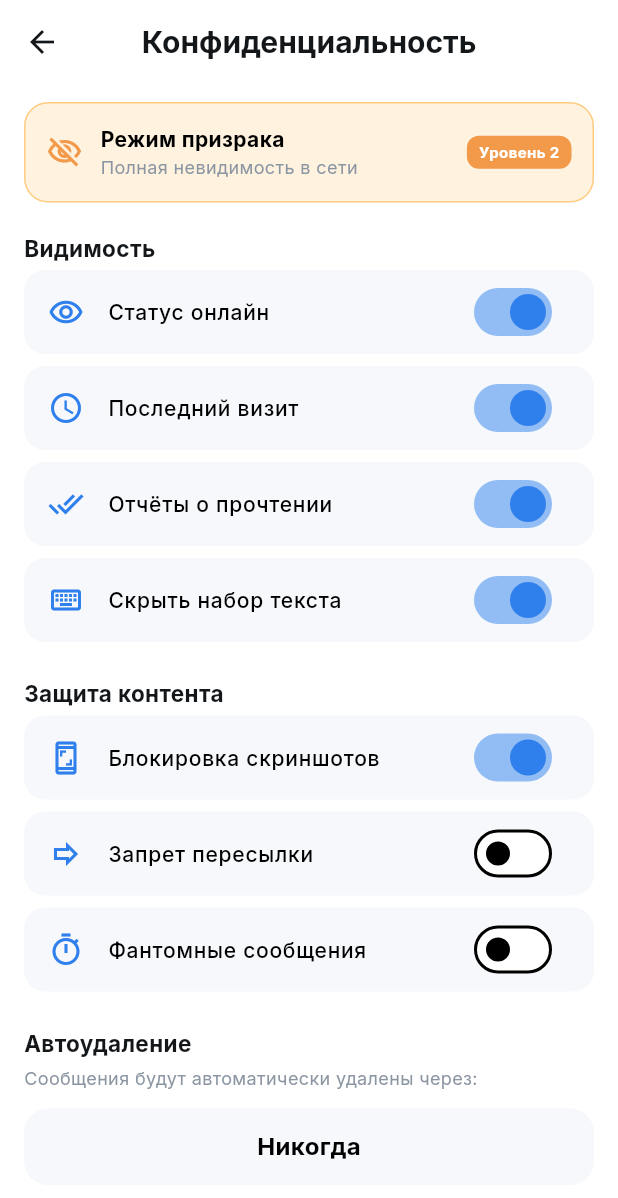
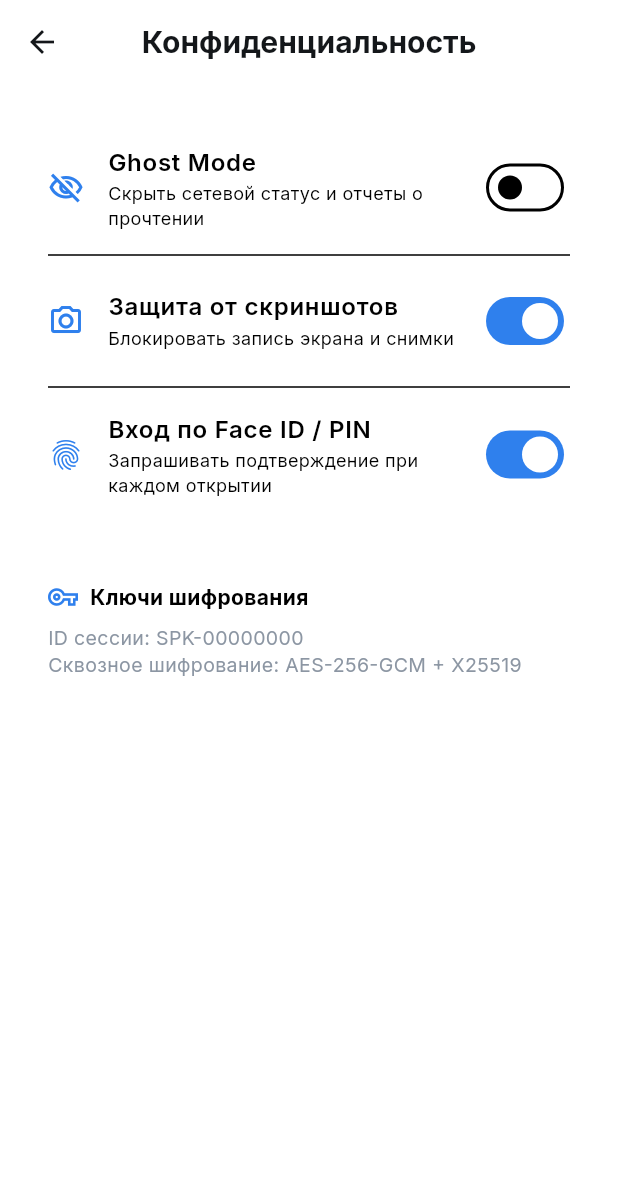
Before and after one commit to vectoramir27-svg/-, a Flutter app: the PrivacySettingsScreen screen opened directly, on a phone screen of 412 x 824 dp. Shown: the top 1198 px of the screen. Run offline on Flutter 3.47's test engine with Material 3 defaults, Android fonts, the phone set to English and light mode, and no system bars; our stand-ins replace google_fonts, shared_preferences; accounts and stored records are empty.

Commit message:
Update privacy_settings_screen.dart

```diff
--- a/lib/features/privacy/screens/privacy_settings_screen.dart
+++ b/lib/features/privacy/screens/privacy_settings_screen.dart
@@ -1,8 +1,7 @@
 import 'package:flutter/material.dart';
 import '../../../core/constants/app_colors.dart';
+import '../../../core/services/security_service.dart';
 import '../../../core/services/storage_service.dart';
-import '../../../core/services/security_service.dart';
-import '../widgets/level_locked_dialog.dart';
 
 class PrivacySettingsScreen extends StatefulWidget {
   const PrivacySettingsScreen({super.key});
@@ -12,122 +11,105 @@ class PrivacySettingsScreen extends StatefulWidget {
 }
 
 class _PrivacySettingsScreenState extends State<PrivacySettingsScreen> {
-  bool _onlineStatus = true;
-  bool _lastSeen = true;
-  bool _readReceipts = true;
-  bool _hideTyping = true;
+  final SecurityService _security = SecurityService();
+  bool _ghostMode = false;
+  bool _screenProtection = true;
+  bool _biometrics = true;
 
-  bool _blockScreenshots = true;
-  bool _denyForwarding = false;
-  bool _phantomMessages = false;
-
-  void _openLockedDialog() {
-    showDialog(
-      context: context,
-      builder: (_) => LevelLockedDialog(
-        currentPoints: StorageService().ratingPoints,
-      ),
-    );
+  @override
+  void initState() {
+    super.initState();
+    _ghostMode = _security.isGhostMode;
+    _screenProtection = _security.isScreenshotProtected;
   }
 
   @override
   Widget build(BuildContext context) {
+    final cardBg = Theme.of(context).colorScheme.surface;
+
     return Scaffold(
       appBar: AppBar(
         title: const Text("Конфиденциальность"),
       ),
       body: ListView(
-        padding: const EdgeInsets.symmetric(horizontal: 16, vertical: 12),
+        padding: const EdgeInsets.all(16),
         children: [
-          // Баннер "Режим призрака"
-          GestureDetector(
-            onTap: _openLockedDialog,
-            child: Container(
-              padding: const EdgeInsets.all(14),
+          Container(
+            padding: const EdgeInsets.all(16),
             decoration: BoxDecoration(
-                color: Colors.orange.shade50,
+              color: cardBg,
               borderRadius: BorderRadius.circular(16),
-                border: Border.all(color: Colors.orange.shade200),
             ),
-              child: Row(
+            child: Column(
               children: [
-                  const Icon(Icons.visibility_off_outlined, color: AppColors.warningOrange),
-                  const SizedBox(width: 12),
-                  Expanded(
-                    child: Column(
-                      crossAxisAlignment: CrossAxisAlignment.start,
-                      children: const [
-                        Text("Режим призрака", style: TextStyle(fontWeight: FontWeight.bold, fontSize: 14)),
-                        Text("Полная невидимость в сети", style: TextStyle(color: AppColors.textGray, fontSize: 12)),
+                SwitchListTile(
+                  contentPadding: EdgeInsets.zero,
+                  secondary: const Icon(Icons.visibility_off_outlined, color: AppColors.primaryBlue),
+                  title: const Text("Ghost Mode", style: TextStyle(fontWeight: FontWeight.w600)),
+                  subtitle: const Text("Скрыть сетевой статус и отчеты о прочтении", style: TextStyle(fontSize: 12)),
+                  value: _ghostMode,
+                  onChanged: (val) {
+                    setState(() => _ghostMode = val);
+                    _security.toggleGhostMode(val);
+                  },
+                ),
+                const Divider(),
+                SwitchListTile(
+                  contentPadding: EdgeInsets.zero,
+                  secondary: const Icon(Icons.camera_alt_outlined, color: AppColors.primaryBlue),
+                  title: const Text("Защита от скриншотов", style: TextStyle(fontWeight: FontWeight.w600)),
+                  subtitle: const Text("Блокировать запись экрана и снимки", style: TextStyle(fontSize: 12)),
+                  value: _screenProtection,
+                  onChanged: (val) {
+                    setState(() => _screenProtection = val);
+                    if (val) {
+                      _security.enableScreenProtection();
+                    } else {
+                      _security.disableScreenProtection();
+                    }
+                  },
+                ),
+                const Divider(),
+                SwitchListTile(
+                  contentPadding: EdgeInsets.zero,
+                  secondary: const Icon(Icons.fingerprint, color: AppColors.primaryBlue),
+                  title: const Text("Вход по Face ID / PIN", style: TextStyle(fontWeight: FontWeight.w600)),
+                  subtitle: const Text("Запрашивать подтверждение при каждом открытии", style: TextStyle(fontSize: 12)),
+                  value: _biometrics,
+                  onChanged: (val) {
+                    setState(() => _biometrics = val);
+                  },
+                ),
               ],
             ),
           ),
+          const SizedBox(height: 16),
           Container(
-                    padding: const EdgeInsets.symmetric(horizontal: 8, vertical: 4),
+            padding: const EdgeInsets.all(16),
             decoration: BoxDecoration(
-                      color: AppColors.warningOrange,
-                      borderRadius: BorderRadius.circular(8),
+              color: cardBg,
+              borderRadius: BorderRadius.circular(16),
             ),
-                    child: const Text("Уровень 2", style: TextStyle(color: Colors.white, fontSize: 10, fontWeight: FontWeight.bold)),
-                  )
+            child: Column(
+              crossAxisAlignment: CrossAxisAlignment.start,
+              children: [
+                Row(
+                  children: const [
+                    Icon(Icons.vpn_key_outlined, color: AppColors.primaryBlue, size: 20),
+                    SizedBox(width: 8),
+                    Text("Ключи шифрования", style: TextStyle(fontWeight: FontWeight.bold)),
+                  ],
+                ),
+                const SizedBox(height: 8),
+                Text(
+                  "ID сессии: ${StorageService().speaklyId}\nСквозное шифрование: AES-256-GCM + X25519",
+                  style: const TextStyle(color: AppColors.textGray, fontSize: 13, height: 1.4),
+                ),
               ],
             ),
           ),
-          ),
-          const SizedBox(height: 20),
-          const Text("Видимость", style: TextStyle(fontWeight: FontWeight.bold, fontSize: 15, color: AppColors.textDark)),
-          _buildSwitchTile(Icons.remove_red_eye_outlined, "Статус онлайн", _onlineStatus, (v) => setState(() => _onlineStatus = v)),
-          _buildSwitchTile(Icons.access_time, "Последний визит", _lastSeen, (v) => setState(() => _lastSeen = v)),
-          _buildSwitchTile(Icons.done_all, "Отчёты о прочтении", _readReceipts, (v) => setState(() => _readReceipts = v)),
-          _buildSwitchTile(Icons.keyboard_outlined, "Скрыть набор текста", _hideTyping, (v) => setState(() => _hideTyping = v)),
-          const SizedBox(height: 20),
-          const Text("Защита контента", style: TextStyle(fontWeight: FontWeight.bold, fontSize: 15, color: AppColors.textDark)),
-          _buildSwitchTile(Icons.screenshot_outlined, "Блокировка скриншотов", _blockScreenshots, (v) {
-            setState(() => _blockScreenshots = v);
-            if (v) {
-              SecurityService().enableScreenProtection();
-            } else {
-              SecurityService().disableScreenProtection();
-            }
-          }),
-          _buildSwitchTile(Icons.forward_outlined, "Запрет пересылки", _denyForwarding, (v) => setState(() => _denyForwarding = v)),
-          _buildSwitchTile(Icons.timer_outlined, "Фантомные сообщения", _phantomMessages, (v) => setState(() => _phantomMessages = v)),
-          const SizedBox(height: 20),
-          const Text("Автоудаление", style: TextStyle(fontWeight: FontWeight.bold, fontSize: 15, color: AppColors.textDark)),
-          const SizedBox(height: 4),
-          const Text("Сообщения будут автоматически удалены через:", style: TextStyle(color: AppColors.textGray, fontSize: 12)),
-          const SizedBox(height: 12),
-          Container(
-            padding: const EdgeInsets.symmetric(vertical: 14),
-            decoration: BoxDecoration(
-              color: AppColors.cardLight,
-              borderRadius: BorderRadius.circular(16),
-            ),
-            alignment: Alignment.center,
-            child: const Text("Никогда", style: TextStyle(fontSize: 16, fontWeight: FontWeight.bold)),
-          ),
-          const SizedBox(height: 20),
         ],
       ),
     );
   }
-
-  Widget _buildSwitchTile(IconData icon, String title, bool value, ValueChanged<bool> onChanged) {
-    return Container(
-      margin: const EdgeInsets.symmetric(vertical: 4),
-      decoration: BoxDecoration(
-        color: AppColors.cardLight,
-        borderRadius: BorderRadius.circular(14),
-      ),
-      child: ListTile(
-        leading: Icon(icon, color: AppColors.primaryBlue),
-        title: Text(title, style: const TextStyle(fontSize: 14, fontWeight: FontWeight.w500)),
-        trailing: Switch(
-          value: value,
-          activeColor: AppColors.primaryBlue,
-          onChanged: onChanged,
-        ),
-      ),
-    );
 }
-}
```
Lines whose indentation alone changed are shown as unchanged.
